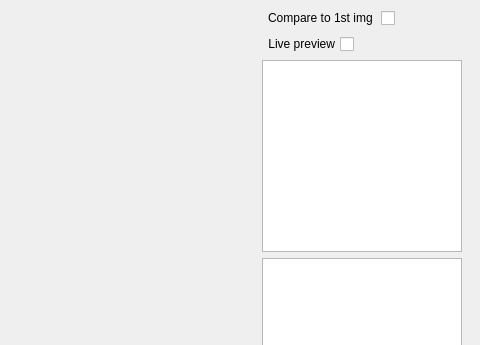
First picture: the form in mainMenu.ui, repository iMhack/NanoMotion, before the edit; both pictures show x 641 to 1121 and y 354 to 699 of the 1121 by 1016 pixel window.
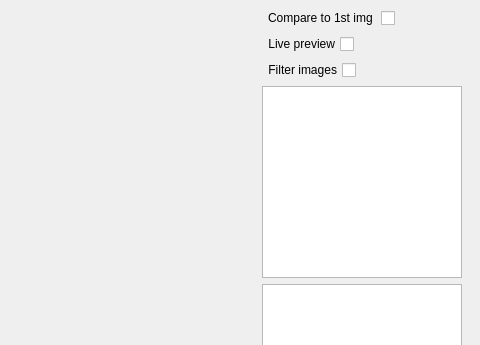
Second picture: the form after the edit.

```diff
--- a/mainMenu.ui
+++ b/mainMenu.ui
@@ -514,6 +514,16 @@
           </property>
          </widget>
         </item>
+        <item row="15" column="0">
+         <widget class="QCheckBox" name="checkBox_filter">
+          <property name="layoutDirection">
+           <enum>Qt::RightToLeft</enum>
+          </property>
+          <property name="text">
+           <string>Filter images</string>
+          </property>
+         </widget>
+        </item>
        </layout>
       </item>
       <item>
```
Left out of the diff: 18 changed lines with no effect on the pictures.
